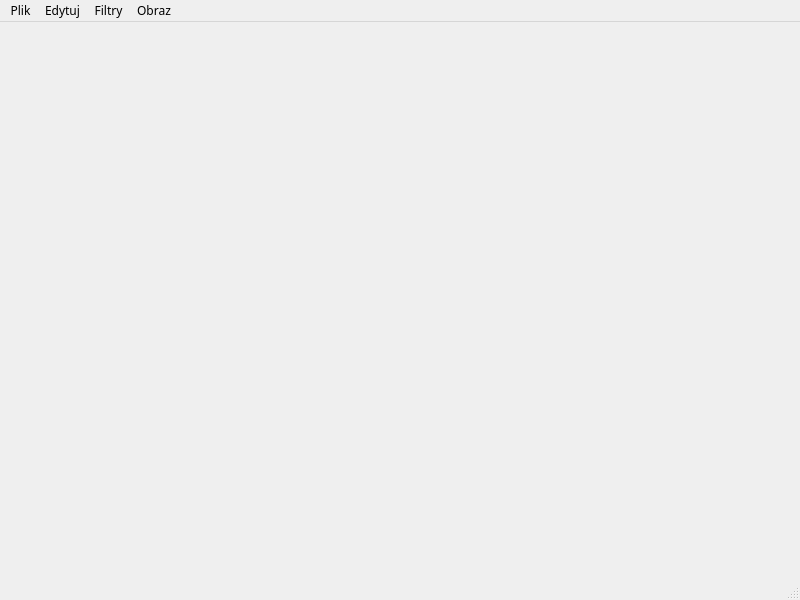
Before: the Qt Designer form src/uis/MainWindowX.ui in A1rWaxta/RasterShop, drawn with Qt 5.
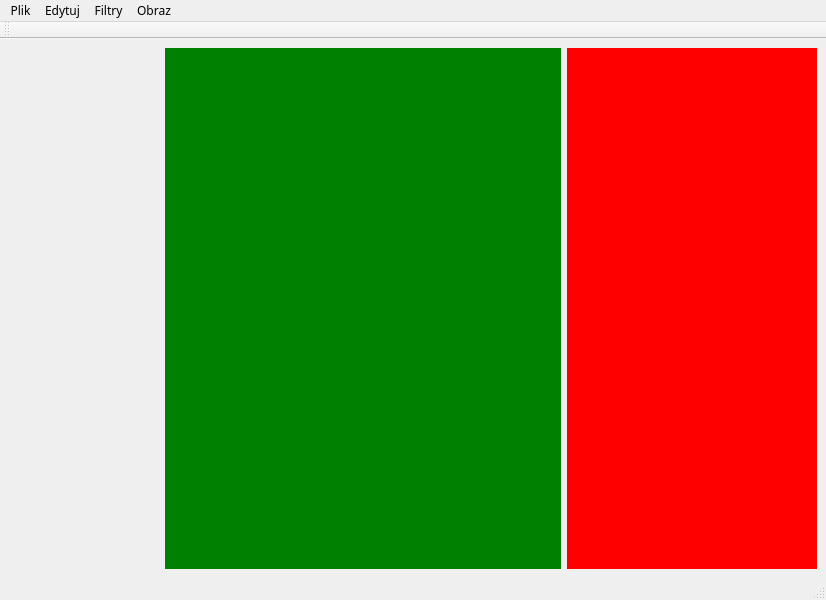
After: the same form once the commit is applied. Custom widgets are drawn as their Qt base class.

Commit message: Added lovely layout to MainWindow.

What changed in the file:
```diff
--- a/src/uis/MainWindowX.ui
+++ b/src/uis/MainWindowX.ui
@@ -6,7 +6,7 @@
    <rect>
     <x>0</x>
     <y>0</y>
-    <width>800</width>
+    <width>826</width>
     <height>600</height>
    </rect>
   </property>
@@ -36,7 +36,55 @@
   <property name="autoFillBackground">
    <bool>true</bool>
   </property>
-  <widget class="QWidget" name="centralwidget"/>
+  <widget class="QWidget" name="centralwidget">
+   <layout class="QGridLayout" name="gridLayout">
+    <item row="0" column="2">
+     <widget class="QWidget" name="widget_3" native="true">
+      <property name="maximumSize">
+       <size>
+        <width>250</width>
+        <height>16777215</height>
+       </size>
+      </property>
+      <property name="styleSheet">
+       <string notr="true">background-color: red;</string>
+      </property>
+     </widget>
+    </item>
+    <item row="0" column="1">
+     <widget class="QWidget" name="widget_2" native="true">
+      <property name="baseSize">
+       <size>
+        <width>0</width>
+        <height>100</height>
+       </size>
+      </property>
+      <property name="autoFillBackground">
+       <bool>false</bool>
+      </property>
+      <property name="styleSheet">
+       <string notr="true">background-color: green;</string>
+      </property>
+     </widget>
+    </item>
+    <item row="0" column="0">
+     <widget class="ToolBar1" name="widget" native="true">
+      <property name="maximumSize">
+       <size>
+        <width>150</width>
+        <height>16777215</height>
+       </size>
+      </property>
+      <property name="autoFillBackground">
+       <bool>false</bool>
+      </property>
+      <property name="styleSheet">
+       <string notr="true"/>
+      </property>
+     </widget>
+    </item>
+   </layout>
+  </widget>
   <widget class="QStatusBar" name="statusbar"/>
   <widget class="QMenuBar" name="menuBar">
    <property name="enabled">
@@ -46,7 +94,7 @@
     <rect>
      <x>0</x>
      <y>0</y>
-     <width>800</width>
+     <width>826</width>
      <height>27</height>
     </rect>
    </property>
@@ -89,6 +137,17 @@
    <addaction name="menuFiltry"/>
    <addaction name="menuObraz"/>
   </widget>
+  <widget class="QToolBar" name="toolBar">
+   <property name="windowTitle">
+    <string>toolBar</string>
+   </property>
+   <attribute name="toolBarArea">
+    <enum>TopToolBarArea</enum>
+   </attribute>
+   <attribute name="toolBarBreak">
+    <bool>false</bool>
+   </attribute>
+  </widget>
   <action name="actionZako_cz">
    <property name="text">
     <string>Zakończ</string>
@@ -158,6 +217,14 @@
    </property>
   </action>
  </widget>
+ <customwidgets>
+  <customwidget>
+   <class>ToolBar1</class>
+   <extends>QWidget</extends>
+   <header location="global">ToolBar1.h</header>
+   <container>1</container>
+  </customwidget>
+ </customwidgets>
  <resources/>
  <connections>
   <connection>
```
The commit also changes 14 other files.
